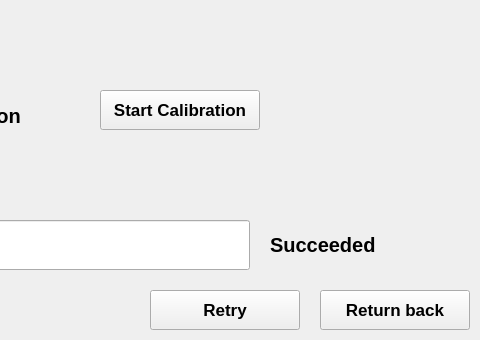
Before: the Qt Designer form gui/calibration/spirometer.ui in fmselab/mvm-gui, drawn with Qt 5; both pictures show x 320 to 800 and y 0 to 340 of the 800 by 340 pixel window.
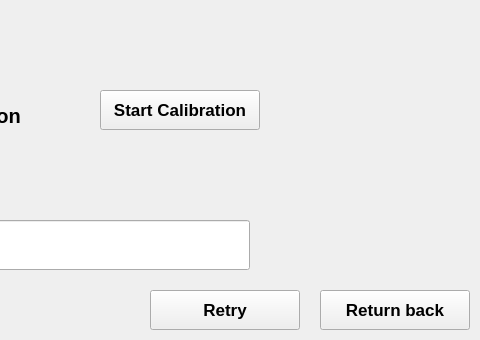
After: the same form once the commit is applied.

Commit message: set the label to empty string

What changed in the file:
```diff
--- a/gui/calibration/spirometer.ui
+++ b/gui/calibration/spirometer.ui
@@ -90,7 +90,7 @@
     </font>
    </property>
    <property name="text">
-    <string>Succeeded</string>
+    <string/>
    </property>
   </widget>
   <widget class="QPushButton" name="back_button">
```
